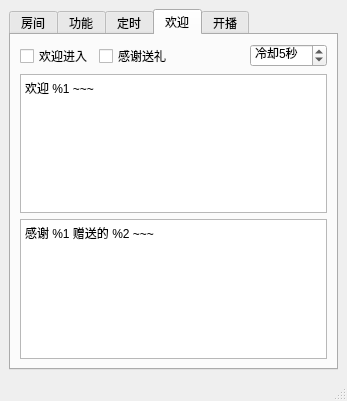
Before: the Qt Designer form mainwindow.ui in iwxyi/Bilibili-MagicalDanmaku, drawn with Qt 5.
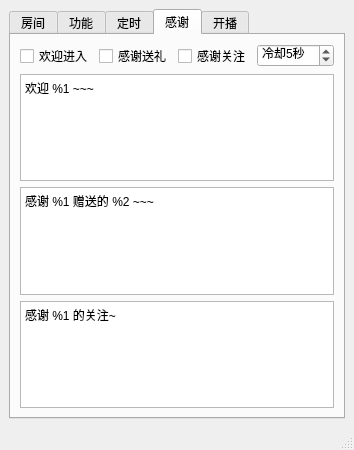
After: the same form once the commit is applied. The open tabs and pages were chosen to show the change.

Commit message: 添加发送感谢关注语（还没试过）

What changed in the file:
```diff
--- a/mainwindow.ui
+++ b/mainwindow.ui
@@ -6,8 +6,8 @@
    <rect>
     <x>0</x>
     <y>0</y>
-    <width>347</width>
-    <height>401</height>
+    <width>353</width>
+    <height>450</height>
    </rect>
   </property>
   <property name="windowTitle">
@@ -385,7 +385,7 @@
       </widget>
       <widget class="QWidget" name="tab_4">
        <attribute name="title">
-        <string>欢迎</string>
+        <string>感谢</string>
        </attribute>
        <layout class="QVBoxLayout" name="verticalLayout_5">
         <item>
@@ -411,17 +411,11 @@
            </widget>
           </item>
           <item>
-           <spacer name="horizontalSpacer_3">
-            <property name="orientation">
-             <enum>Qt::Horizontal</enum>
+           <widget class="QCheckBox" name="autoSendAttentionCheck">
+            <property name="text">
+             <string>感谢关注</string>
             </property>
-            <property name="sizeHint" stdset="0">
-             <size>
-              <width>40</width>
-              <height>20</height>
-             </size>
-            </property>
-           </spacer>
+           </widget>
           </item>
           <item>
            <widget class="QSpinBox" name="sendCDSpin">
@@ -461,6 +455,13 @@
           </property>
          </widget>
         </item>
+        <item>
+         <widget class="QPlainTextEdit" name="autoAttentionWordsEdit">
+          <property name="plainText">
+           <string>感谢 %1 的关注~</string>
+          </property>
+         </widget>
+        </item>
         <item>
          <spacer name="verticalSpacer_3">
           <property name="orientation">
```
Left out of the diff: 6 changed lines with no effect on the pictures. The commit also changes 4 other files.
